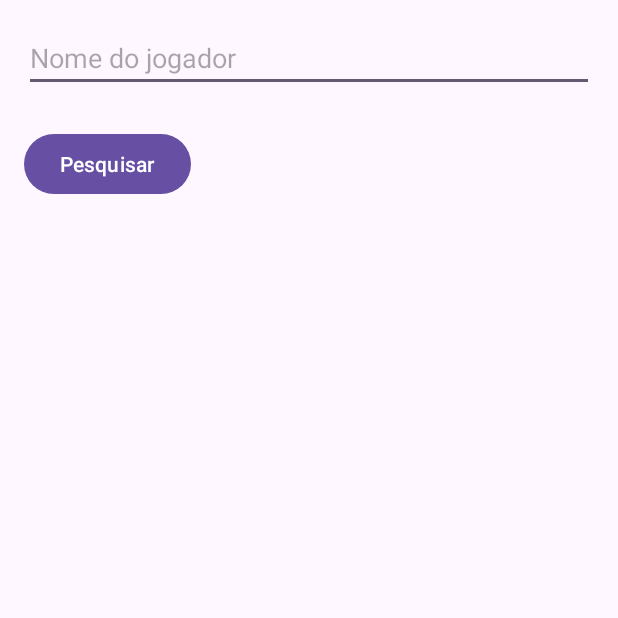
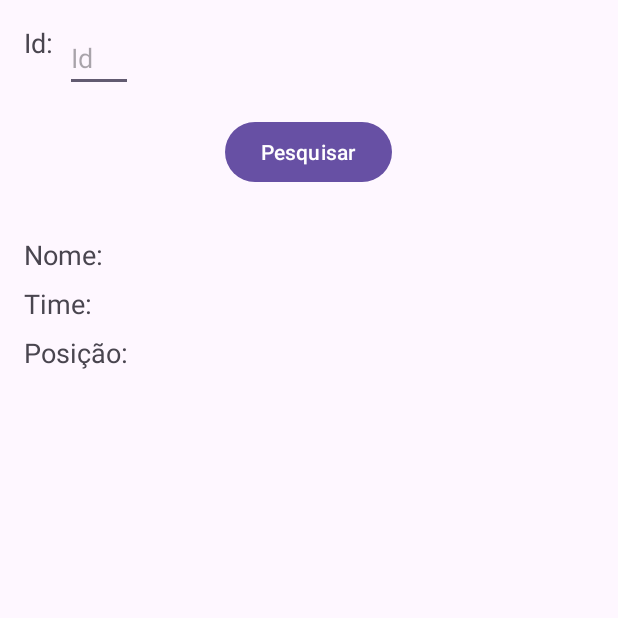
Before and after one commit to daviStudentDS/NbaBallDontLie, an Android app: the SearchPlayerActivity screen opened directly, with no data from a screen before it, on a phone screen of 412 x 824 dp, the top half of it. Run offline under Robolectric (Android 15) with nearby library versions, the phone set to English and light mode, and no system bars.

Commit message:
playerComplete

```diff
--- a/app/src/main/AndroidManifest.xml
+++ b/app/src/main/AndroidManifest.xml
@@ -2,6 +2,8 @@
 <manifest xmlns:android="http://schemas.android.com/apk/res/android"
     xmlns:tools="http://schemas.android.com/tools">
 
+    <uses-permission android:name="android.permission.WRITE_EXTERNAL_STORAGE" />
+    <uses-permission android:name="android.permission.READ_EXTERNAL_STORAGE" />
     <uses-permission android:name="android.permission.INTERNET" />
 
     <application
@@ -14,9 +16,6 @@
         android:supportsRtl="true"
         android:theme="@style/Theme.BallBask"
         tools:targetApi="31">
-        <activity
-            android:name=".HistorySearchActivity"
-            android:exported="false" />
         <activity
             android:name=".SearchPlayerActivity"
             android:exported="false" />
--- a/app/src/main/java/com/example/ballbask/model/Team.java
+++ b/app/src/main/java/com/example/ballbask/model/Team.java
@@ -28,4 +28,7 @@ public class Team {
         return conference;
     }
 
+    public String getDescription() {
+        return getDescription();
+    }
 }
--- a/app/src/main/res/layout/activity_search_player.xml
+++ b/app/src/main/res/layout/activity_search_player.xml
@@ -1,24 +1,34 @@
 <?xml version="1.0" encoding="utf-8"?>
 <RelativeLayout xmlns:android="http://schemas.android.com/apk/res/android"
-
+    xmlns:tools="http://schemas.android.com/tools"
     android:layout_width="match_parent"
     android:layout_height="match_parent"
-    android:padding="16dp">
+    android:padding="16dp"
+    tools:context=".SearchPlayerActivity">
+
+  <TextView
+      android:id="@+id/textViewPlayerId"
+      android:layout_width="wrap_content"
+      android:layout_height="wrap_content"
+      android:text="Id:"
+      android:textSize="18sp" />
 
   <EditText
-      android:id="@+id/editTextPlayerName"
-      android:layout_width="match_parent"
+      android:id="@+id/editTextPlayerId"
+      android:layout_width="45dp"
       android:layout_height="wrap_content"
-      android:layout_marginBottom="16dp"
-      android:hint="Nome do jogador"
-       />
+      android:layout_toRightOf="@id/textViewPlayerId"
+      android:layout_marginStart="8dp"
+      android:inputType="number"
+      android:hint="Id" />
 
   <Button
       android:id="@+id/buttonSearch"
       android:layout_width="wrap_content"
       android:layout_height="wrap_content"
-      android:layout_below="@id/editTextPlayerName"
-      android:layout_marginTop="8dp"
+      android:layout_below="@id/editTextPlayerId"
+      android:layout_marginTop="16dp"
+      android:layout_centerHorizontal="true"
       android:text="Pesquisar" />
 
   <TextView
@@ -26,19 +36,17 @@
       android:layout_width="match_parent"
       android:layout_height="wrap_content"
       android:layout_below="@id/buttonSearch"
-      android:layout_centerVertical="true"
-      android:layout_marginTop="14dp"
-      android:textSize="18sp"
-      android:textStyle="bold" />
+      android:layout_marginTop="32dp"
+      android:text="Nome:"
+      android:textSize="18sp" />
 
   <TextView
       android:id="@+id/textViewTeamName"
       android:layout_width="match_parent"
       android:layout_height="wrap_content"
       android:layout_below="@id/textViewPlayerName"
-      android:layout_centerHorizontal="true"
-      android:layout_marginTop="14dp"
-      android:onClick="setText"
+      android:layout_marginTop="8dp"
+      android:text="Time:"
       android:textSize="18sp" />
 
   <TextView
@@ -46,8 +54,8 @@
       android:layout_width="match_parent"
       android:layout_height="wrap_content"
       android:layout_below="@id/textViewTeamName"
-      android:layout_centerHorizontal="true"
-      android:layout_marginTop="14dp"
+      android:layout_marginTop="8dp"
+      android:text="Posição:"
       android:textSize="18sp" />
 
 </RelativeLayout>
```
Also changed, not shown: app/src/main/java/com/example/ballbask/HistorySearchActivity.java (deleted, +0 -14 lines), app/src/main/java/com/example/ballbask/MainActivity.java (+7 -0 lines), app/src/main/java/com/example/ballbask/SearchPlayerActivity.java (+34 -41 lines), app/src/main/java/com/example/ballbask/SearchTeamsActivity.java (+9 -0 lines), app/src/main/java/com/example/ballbask/loader/PlayerLoader.java (+8 -4 lines), app/src/main/java/com/example/ballbask/model/History.java (+9 -1 lines), app/src/main/java/com/example/ballbask/model/Player.java (+2 -5 lines), app/src/main/java/com/example/ballbask/model/PlayerExibir.java (+13 -0 lines), app/src/main/java/com/example/ballbask/request/BallDontLie.java (+30 -15 lines), app/src/main/java/com/example/ballbask/storage/DatabaseHelper.java (+41 -3 lines), app/src/main/java/com/example/ballbask/storage/TeamDataSource.java (deleted, +0 -79 lines), app/src/main/res/layout/activity_history_search.xml (deleted, +0 -9 lines), app/src/main/res/layout/activity_main.xml (+27 -7 lines).
